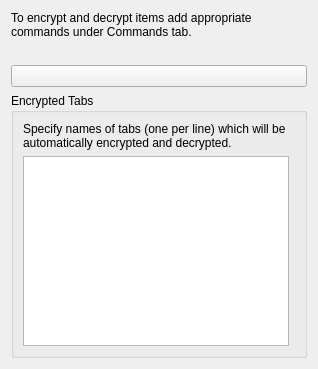
Old version of the form plugins/itemencrypted/itemencryptedsettings.ui in the repository hluk/CopyQ.
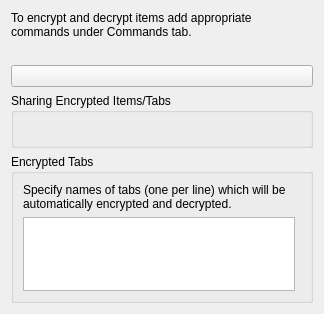
New version of the form.

Commit message: ItemEncrypted: Added sharing info

What changed in the file:
```diff
--- a/plugins/itemencrypted/itemencryptedsettings.ui
+++ b/plugins/itemencrypted/itemencryptedsettings.ui
@@ -6,8 +6,8 @@
    <rect>
     <x>0</x>
     <y>0</y>
-    <width>318</width>
-    <height>369</height>
+    <width>324</width>
+    <height>314</height>
    </rect>
   </property>
   <property name="sizePolicy">
@@ -47,6 +47,28 @@
      </property>
     </widget>
    </item>
+   <item>
+    <widget class="QGroupBox" name="groupBox">
+     <property name="title">
+      <string>Sharing Encrypted Items/Tabs</string>
+     </property>
+     <layout class="QVBoxLayout" name="verticalLayout_2">
+      <item>
+       <widget class="QLabel" name="labelShareInfo">
+        <property name="text">
+         <string/>
+        </property>
+        <property name="wordWrap">
+         <bool>true</bool>
+        </property>
+        <property name="textInteractionFlags">
+         <set>Qt::LinksAccessibleByMouse|Qt::TextSelectableByMouse</set>
+        </property>
+       </widget>
+      </item>
+     </layout>
+    </widget>
+   </item>
    <item>
     <widget class="QGroupBox" name="groupBoxEncryptTabs">
      <property name="title">
```
The commit also changes 2 other files.
